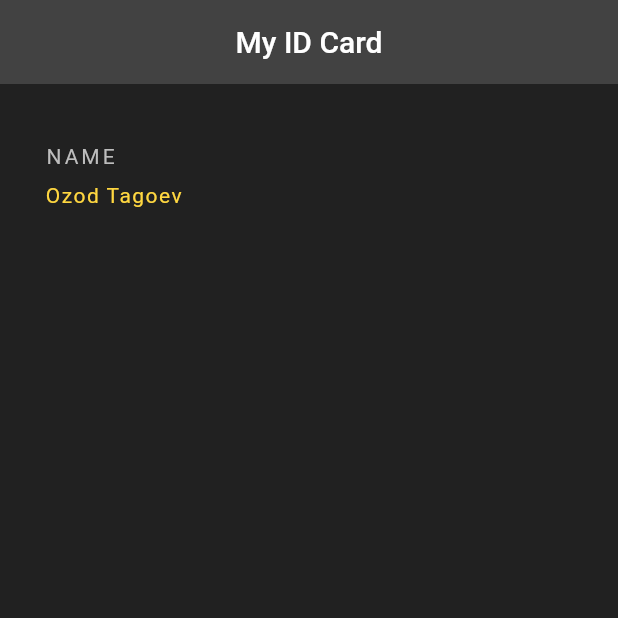
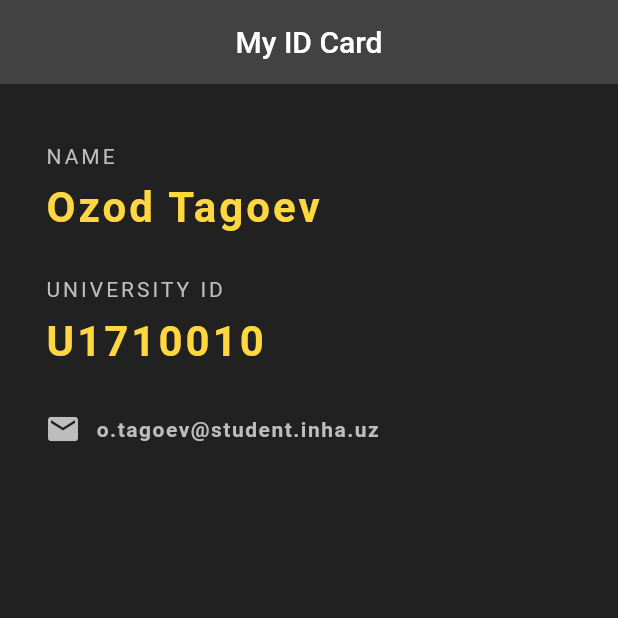
Before and after one commit to OzodTagoevSh/my_id_card, a Flutter app: the screen it shows after launch, on a phone screen of 412 x 824 dp, the top half of it. Run offline on Flutter 3.47's test engine with Material 2 defaults, Android fonts, the phone set to English and light mode, and no system bars.

Commit message:
Finished Column properties

```diff
--- a/lib/main.dart
+++ b/lib/main.dart
@@ -34,8 +34,46 @@ class MyCard extends StatelessWidget {
               'Ozod Tagoev',
               style: TextStyle(
                 color: Colors.amberAccent,
-                letterSpacing: 1.0
+                letterSpacing: 2.0,
+                fontSize: 28.0,
+                fontWeight: FontWeight.bold,
               ),
+            ),
+            SizedBox(height: 30.0,),
+            Text(
+              'UNIVERSITY ID',
+              style: TextStyle(
+                color: Colors.grey[400],
+                letterSpacing: 2.0,
+              ),
+            ),
+            SizedBox(height: 10.0,),
+            Text(
+              'U1710010',
+              style: TextStyle(
+                color: Colors.amberAccent,
+                letterSpacing: 2.0,
+                fontSize: 28.0,
+                fontWeight: FontWeight.bold,
+              ),
+            ),
+            SizedBox(height: 30.0,),
+            Row(
+              children: [
+                Icon(
+                  Icons.mail,
+                  color: Colors.grey[400],
+                ),
+                SizedBox(width: 10.0,),
+                Text(
+                  'o.tagoev@student.inha.uz',
+                  style: TextStyle(
+                    color: Colors.grey[400],
+                    letterSpacing: 1.0,
+                    fontWeight: FontWeight.bold,
+                  ),
+                ),
+              ],
             ),
           ],
         ),
```
